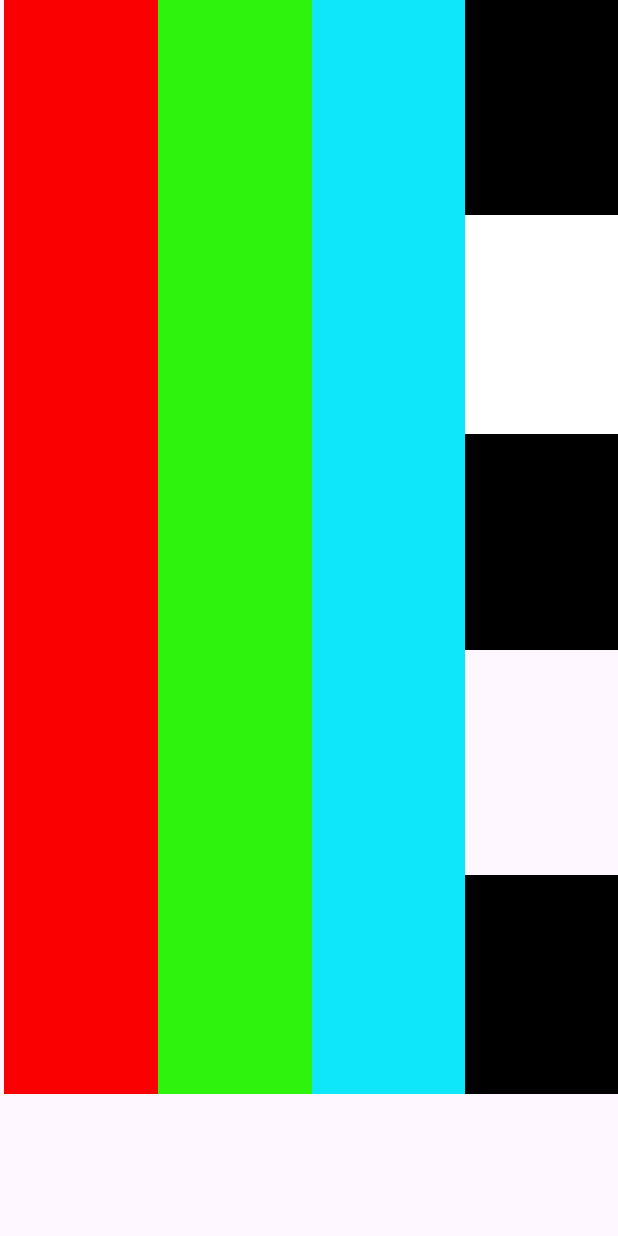
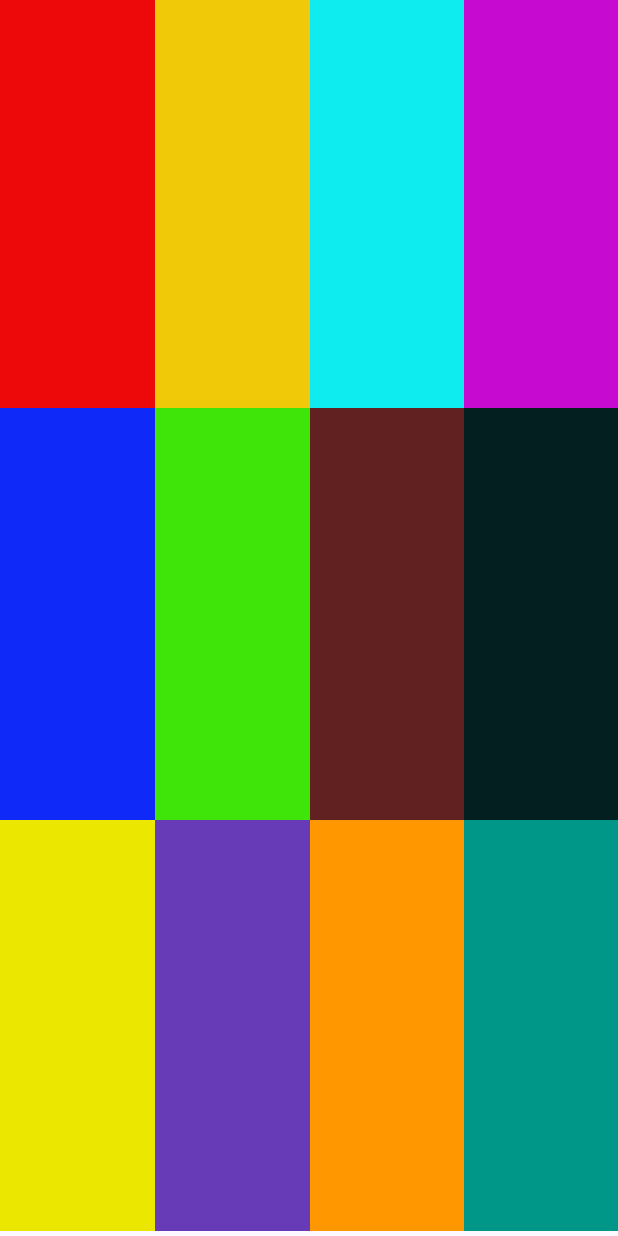
Before and after one commit to Kikerb/Programacion_Multimedia, an Android app: the screen it shows after launch (MainActivity), on a phone screen of 412 x 824 dp. Run offline under Robolectric (Android 15) with nearby library versions, the phone set to English and light mode, and no system bars.

Commit message:
Ejercicio 2.1 Practica 4

```diff
--- a/Practica_4/app/src/main/res/layout/activity_main.xml
+++ b/Practica_4/app/src/main/res/layout/activity_main.xml
@@ -7,72 +7,121 @@
     android:layout_height="match_parent"
     tools:context=".MainActivity">
 
-    <LinearLayout
-        android:layout_width="409dp"
-        android:layout_height="729dp"
-        android:gravity="right"
+    <TableLayout
+        android:layout_width="wrap_content"
+        android:layout_height="wrap_content"
+        android:layout_marginStart="2dp"
+        android:layout_marginEnd="2dp"
+        android:layout_marginBottom="3dp"
         android:orientation="horizontal"
+        app:layout_constraintBottom_toBottomOf="parent"
         app:layout_constraintEnd_toEndOf="parent"
-        tools:ignore="MissingConstraints"
-        tools:layout_editor_absoluteY="1dp">
+        app:layout_constraintStart_toStartOf="parent">
+
+        <TableRow
+            android:layout_width="match_parent"
+            android:layout_height="463dp"
+            android:layout_weight="1"  >
 
             <View
-            android:id="@+id/view"
+                android:id="@+id/view23"
+                android:layout_width="381dp"
+                android:layout_height="match_parent"
+                android:layout_weight="1"
+                android:background="#ED0909" />
+
+            <View
+                android:id="@+id/view20"
                 android:layout_width="wrap_content"
                 android:layout_height="wrap_content"
                 android:layout_weight="1"
-            android:background="#FA0000" />
+                android:background="#F0C908" />
 
             <View
-            android:id="@+id/view2"
+                android:id="@+id/view21"
                 android:layout_width="wrap_content"
                 android:layout_height="wrap_content"
                 android:layout_weight="1"
-            android:background="#2EF40D" />
+                android:background="#0EECF0" />
 
             <View
-            android:id="@+id/view3"
+                android:id="@+id/view22"
                 android:layout_width="wrap_content"
                 android:layout_height="wrap_content"
                 android:layout_weight="1"
-            android:background="#0EE6FA" />
+                android:background="#C60AD0" />
 
-        <LinearLayout
+        </TableRow>
+
+
+        <TableRow
             android:layout_width="match_parent"
+            android:layout_weight="1"
+            android:layout_height="139dp">
+
+            <View
+                android:id="@+id/view26"
+                android:layout_width="wrap_content"
                 android:layout_height="wrap_content"
                 android:layout_weight="1"
-            android:orientation="vertical">
+                android:background="#0E29F8" />
 
             <View
-                android:id="@+id/view5"
-                android:layout_width="match_parent"
-                android:layout_height="143dp"
-                android:background="#000000" />
+                android:id="@+id/view25"
+                android:layout_width="wrap_content"
+                android:layout_height="wrap_content"
+                android:layout_weight="1"
+                android:background="#3FE408" />
 
             <View
-                android:id="@+id/view6"
-                android:layout_width="match_parent"
-                android:layout_height="146dp"
-                android:background="#FFFFFF" />
+                android:id="@+id/view24"
+                android:layout_width="wrap_content"
+                android:layout_height="wrap_content"
+                android:layout_weight="1"
+                android:background="#622121" />
 
             <View
-                android:id="@+id/view7"
+                android:id="@+id/view29"
+                android:layout_width="wrap_content"
+                android:layout_height="wrap_content"
+                android:layout_weight="1"
+                android:background="#041F1F" />
+        </TableRow>
+
+        <TableRow
             android:layout_width="match_parent"
-                android:layout_height="144dp"
-                android:background="#000000" />
+            android:layout_weight="1"
+            android:layout_height="match_parent">
 
             <View
-                android:id="@+id/view8"
-                android:layout_width="match_parent"
-                android:layout_height="150dp" />
+                android:id="@+id/view31"
+                android:layout_width="wrap_content"
+                android:layout_height="wrap_content"
+                android:layout_weight="1"
+                android:background="#EBE700" />
 
             <View
-                android:id="@+id/view9"
-                android:layout_width="match_parent"
+                android:id="@+id/view30"
+                android:layout_width="wrap_content"
                 android:layout_height="wrap_content"
-                android:background="#000000" />
+                android:layout_weight="1"
+                android:background="#673AB7" />
 
-        </LinearLayout>
+            <View
+                android:id="@+id/view28"
+                android:layout_width="wrap_content"
+                android:layout_height="wrap_content"
+                android:layout_weight="1"
+                android:background="#FF9800" />
 
-    </LinearLayout>
+            <View
+                android:id="@+id/view27"
+                android:layout_width="wrap_content"
+                android:layout_height="wrap_content"
+                android:layout_weight="1"
+                android:background="#009688"
+                android:backgroundTint="#009688" />
+        </TableRow>
+
+    </TableLayout>
 </androidx.constraintlayout.widget.ConstraintLayout>
```
Lines whose indentation alone changed are shown as unchanged.
